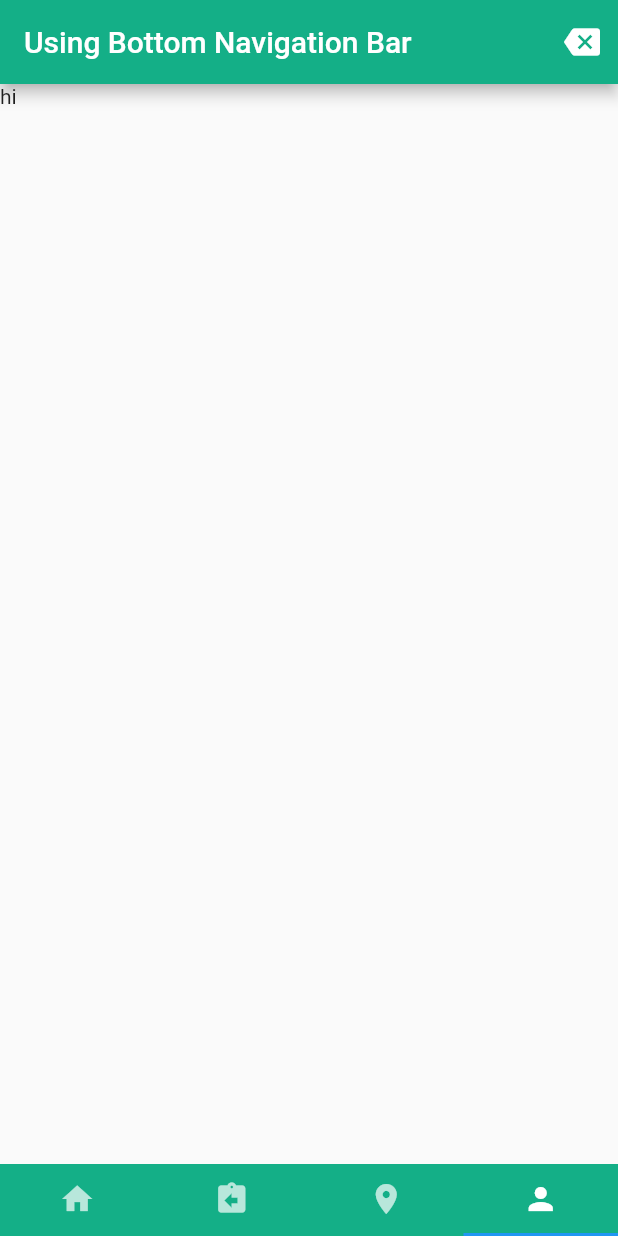
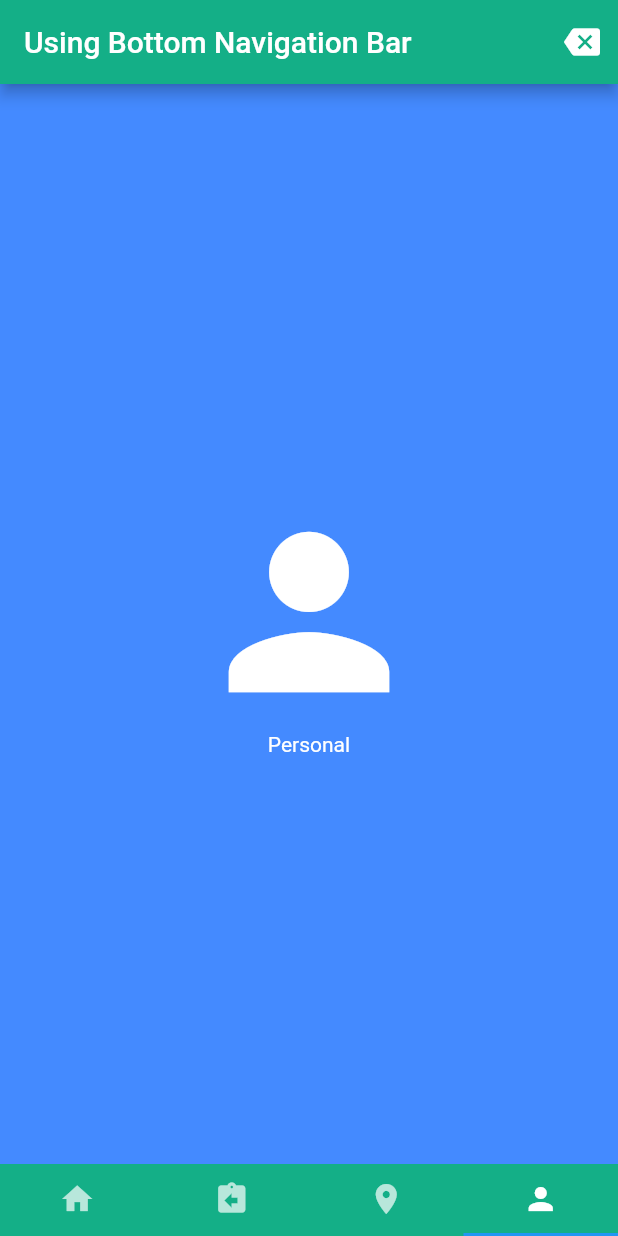
Before and after one commit to Shiro1995/provider_3, a Flutter app: the screen it shows once a user with an empty profile is signed in, item 4 of the bottom bar chosen, on a phone screen of 412 x 824 dp. Run offline on Flutter 3.47's test engine with Material 2 defaults, Android fonts, the phone set to English and light mode, and no system bars; our stand-ins replace cloud_firestore, firebase_auth, google_maps_flutter; missing offline and left inert: flutter_facebook_login; accounts and stored records are empty; project files that could hold a hidden picture were left out.

Commit message:
done home

```diff
--- a/lib/core/services/Auth.dart
+++ b/lib/core/services/Auth.dart
@@ -84,15 +84,15 @@ class Auth {
           });
           break;
         case FacebookLoginStatus.cancelledByUser:
-          throw ErrorHint("CANCEL_BY_USER");
-          break;
+        //   throw ErrorHint("CANCEL_BY_USER");
+        //   break;
         case FacebookLoginStatus.error:
-          throw ErrorHint("UNKNOWN ERROR");
+        //   throw ErrorHint("UNKNOWN ERROR");
           break;
       }
       return null;
     } catch (error) {
-      throw ErrorHint(error.code);
+    //   throw ErrorHint(error.code);
     }
   }
 
--- a/lib/ui/view/home_screen.dart
+++ b/lib/ui/view/home_screen.dart
@@ -1,5 +1,6 @@
 import 'package:final_1/core/constant/app_constant.dart';
 import 'package:final_1/core/services/Auth.dart';
+import 'package:final_1/ui/view/view_component/tab_fourth.dart';
 import 'package:final_1/ui/view/view_component/tabs_second.dart';
 import 'package:final_1/ui/view/view_component/tabs_third.dart';
 import 'package:firebase_auth/firebase_auth.dart';
@@ -70,7 +71,7 @@ class _HomeScreenState extends State<HomeScreen>
           FirstTab(),
           SecondTab(),
           ThirdTab(),
-		  Text('hi'),
+		  FourthTab(),
         ],
         // set the controller
         controller: controller,
--- /dev/null
+++ b/lib/ui/view/view_component/tab_fourth.dart
@@ -0,0 +1,32 @@
+import 'package:flutter/material.dart';
+
+class FourthTab extends StatelessWidget {
+  @override
+  Widget build(BuildContext context) {
+    return Scaffold(
+      backgroundColor: Colors.blueAccent,
+      body: Container(
+        child: Center(
+          child: Column(
+            // center the children
+            mainAxisAlignment: MainAxisAlignment.center,
+            children: <Widget>[
+              GestureDetector(
+                child: Icon(
+                  Icons.person,
+                  size: 160.0,
+                  color: Colors.white,
+                ),
+              ),
+              Text(
+                "Personal",
+                style: TextStyle(color: Colors.white),
+              )
+            ],
+          ),
+        ),
+      ),
+    );
+  }
+
+}
```
